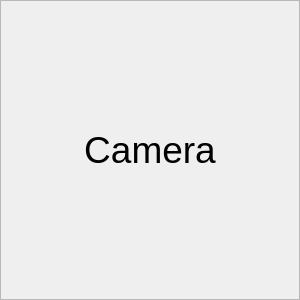
This is ui/ExtraView.ui in argenortega/AUI as Qt 5 draws it before an edit. The edited form follows.
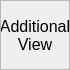
This is the edited form.

```diff
--- a/ui/ExtraView.ui
+++ b/ui/ExtraView.ui
@@ -6,8 +6,8 @@
    <rect>
     <x>0</x>
     <y>0</y>
-    <width>300</width>
-    <height>300</height>
+    <width>70</width>
+    <height>70</height>
    </rect>
   </property>
   <property name="sizePolicy">
@@ -18,14 +18,14 @@
   </property>
   <property name="minimumSize">
    <size>
-    <width>100</width>
-    <height>100</height>
+    <width>50</width>
+    <height>50</height>
    </size>
   </property>
   <property name="maximumSize">
    <size>
-    <width>300</width>
-    <height>300</height>
+    <width>70</width>
+    <height>70</height>
    </size>
   </property>
   <property name="cursor">
@@ -49,9 +49,15 @@
        <verstretch>0</verstretch>
       </sizepolicy>
      </property>
+     <property name="maximumSize">
+      <size>
+       <width>70</width>
+       <height>70</height>
+      </size>
+     </property>
      <property name="font">
       <font>
-       <pointsize>28</pointsize>
+       <pointsize>12</pointsize>
       </font>
      </property>
      <property name="cursor">
@@ -67,11 +73,17 @@
       <enum>QFrame::Sunken</enum>
      </property>
      <property name="text">
-      <string>Camera</string>
+      <string>Additional View</string>
+     </property>
+     <property name="scaledContents">
+      <bool>true</bool>
      </property>
      <property name="alignment">
       <set>Qt::AlignCenter</set>
      </property>
+     <property name="wordWrap">
+      <bool>true</bool>
+     </property>
      <property name="textInteractionFlags">
       <set>Qt::NoTextInteraction</set>
      </property>
```
Left out of the diff: 8 changed lines with no effect on the pictures.
